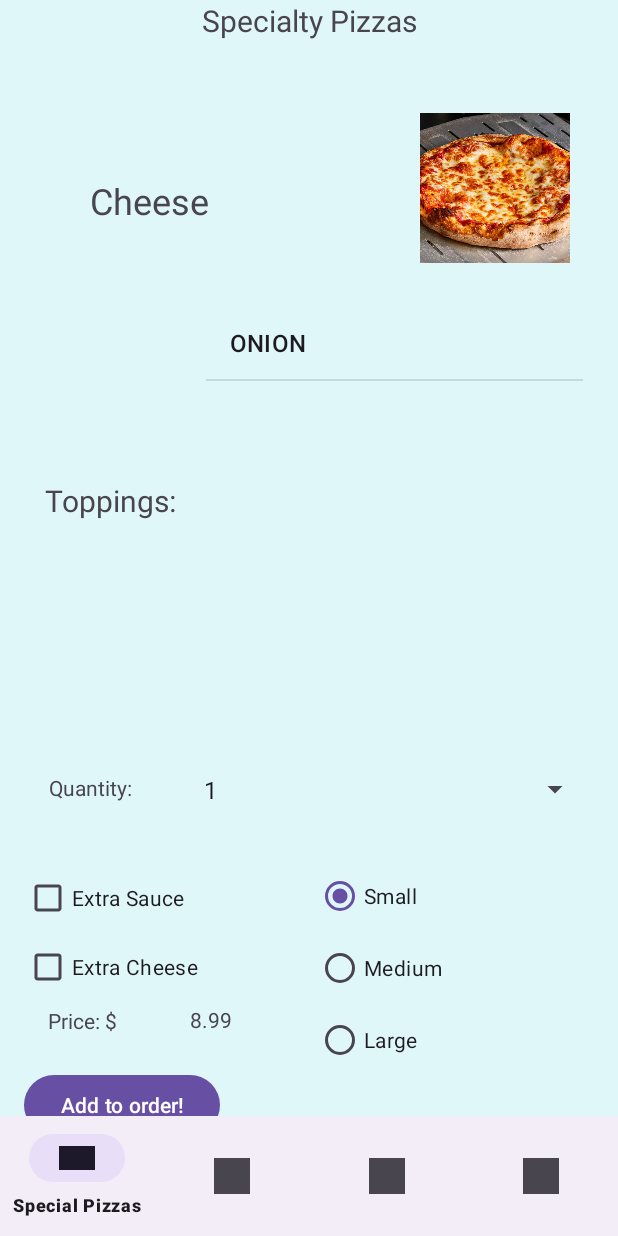
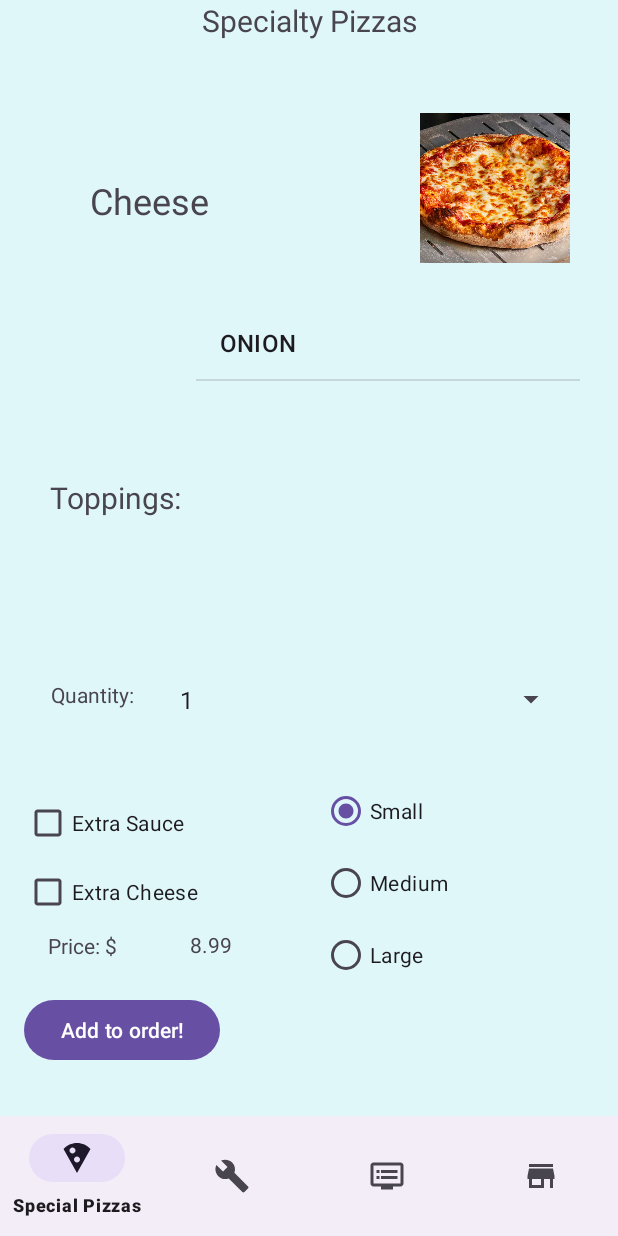
Before and after one commit to Jerlin2437/Ru-Pizzas, an Android app: the MainActivity2 screen opened directly, with no data from a screen before it, on a phone screen of 412 x 824 dp. Run offline under Robolectric (Android 15) with nearby library versions, the phone set to English and light mode, and no system bars.

Commit message:
icon photos

```diff
--- /dev/null
+++ b/app/src/main/res/drawable/baseline_build_24.xml
@@ -0,0 +1,10 @@
+<vector xmlns:android="http://schemas.android.com/apk/res/android"
+    android:width="24dp"
+    android:height="24dp"
+    android:viewportWidth="24"
+    android:viewportHeight="24"
+    android:tint="?attr/colorControlNormal">
+  <path
+      android:fillColor="@android:color/white"
+      android:pathData="M22.7,19l-9.1,-9.1c0.9,-2.3 0.4,-5 -1.5,-6.9 -2,-2 -5,-2.4 -7.4,-1.3L9,6 6,9 1.6,4.7C0.4,7.1 0.9,10.1 2.9,12.1c1.9,1.9 4.6,2.4 6.9,1.5l9.1,9.1c0.4,0.4 1,0.4 1.4,0l2.3,-2.3c0.5,-0.4 0.5,-1.1 0.1,-1.4z"/>
+</vector>
--- /dev/null
+++ b/app/src/main/res/drawable/baseline_dvr_24.xml
@@ -0,0 +1,11 @@
+<vector xmlns:android="http://schemas.android.com/apk/res/android"
+    android:width="24dp"
+    android:height="24dp"
+    android:viewportWidth="24"
+    android:viewportHeight="24"
+    android:tint="?attr/colorControlNormal"
+    android:autoMirrored="true">
+  <path
+      android:fillColor="@android:color/white"
+      android:pathData="M21,3L3,3c-1.1,0 -2,0.9 -2,2v12c0,1.1 0.9,2 2,2h5v2h8v-2h5c1.1,0 1.99,-0.9 1.99,-2L23,5c0,-1.1 -0.9,-2 -2,-2zM21,17L3,17L3,5h18v12zM19,8L8,8v2h11L19,8zM19,12L8,12v2h11v-2zM7,8L5,8v2h2L7,8zM7,12L5,12v2h2v-2z"/>
+</vector>
--- /dev/null
+++ b/app/src/main/res/drawable/baseline_local_pizza_24.xml
@@ -0,0 +1,10 @@
+<vector xmlns:android="http://schemas.android.com/apk/res/android"
+    android:width="24dp"
+    android:height="24dp"
+    android:viewportWidth="24"
+    android:viewportHeight="24"
+    android:tint="?attr/colorControlNormal">
+  <path
+      android:fillColor="@android:color/white"
+      android:pathData="M12,2C8.43,2 5.23,3.54 3.01,6L12,22l8.99,-16C18.78,3.55 15.57,2 12,2zM7,7c0,-1.1 0.9,-2 2,-2s2,0.9 2,2 -0.9,2 -2,2 -2,-0.9 -2,-2zM12,15c-1.1,0 -2,-0.9 -2,-2s0.9,-2 2,-2 2,0.9 2,2 -0.9,2 -2,2z"/>
+</vector>
--- /dev/null
+++ b/app/src/main/res/drawable/baseline_store_24.xml
@@ -0,0 +1,10 @@
+<vector xmlns:android="http://schemas.android.com/apk/res/android"
+    android:width="24dp"
+    android:height="24dp"
+    android:viewportWidth="24"
+    android:viewportHeight="24"
+    android:tint="?attr/colorControlNormal">
+  <path
+      android:fillColor="@android:color/white"
+      android:pathData="M20,4L4,4v2h16L20,4zM21,14v-2l-1,-5L4,7l-1,5v2h1v6h10v-6h4v6h2v-6h1zM12,18L6,18v-4h6v4z"/>
+</vector>
--- a/app/src/main/res/layout/recycler_view_item_special_pizza.xml
+++ b/app/src/main/res/layout/recycler_view_item_special_pizza.xml
@@ -12,7 +12,7 @@
         android:layout_width="wrap_content"
         android:layout_height="wrap_content"
         android:layout_alignParentTop="true"
-        android:layout_marginTop="515dp"
+        android:layout_marginTop="465dp"
         android:text="Extra Sauce" />
 
     <CheckBox
@@ -68,15 +68,15 @@
         android:layout_height="50dp"
         android:layout_below="@+id/pizzaPicture"
         android:layout_alignParentEnd="true"
-        android:layout_marginTop="326dp"
-        android:layout_marginEnd="2dp" />
+        android:layout_marginTop="266dp"
+        android:layout_marginEnd="18dp" />
 
     <TextView
         android:id="@+id/textView23"
-        android:layout_width="76dp"
-        android:layout_height="40dp"
+        android:layout_width="wrap_content"
+        android:layout_height="41dp"
         android:layout_below="@+id/pizzaPicture"
-        android:layout_marginTop="340dp"
+        android:layout_marginTop="278dp"
         android:layout_marginEnd="19dp"
         android:layout_toStartOf="@+id/quantitySpinner"
         android:text="Quantity: " />
@@ -99,8 +99,8 @@
         android:layout_height="161dp"
         android:layout_alignParentTop="true"
         android:layout_alignParentEnd="true"
-        android:layout_marginTop="514dp"
-        android:layout_marginEnd="55dp"
+        android:layout_marginTop="457dp"
+        android:layout_marginEnd="51dp"
         app:layout_constraintStart_toStartOf="parent">
 
         <RadioButton
@@ -125,20 +125,20 @@
 
     <ListView
         android:id="@+id/toppings"
-        android:layout_width="251dp"
-        android:layout_height="290dp"
+        android:layout_width="256dp"
+        android:layout_height="218dp"
         android:layout_alignParentTop="true"
         android:layout_alignParentEnd="true"
         android:layout_marginTop="145dp"
-        android:layout_marginEnd="7dp" />
+        android:layout_marginEnd="9dp" />
 
     <TextView
         android:id="@+id/textView17"
         android:layout_width="wrap_content"
-        android:layout_height="40dp"
+        android:layout_height="49dp"
         android:layout_below="@+id/pizzaName"
-        android:layout_marginTop="170dp"
-        android:layout_marginEnd="15dp"
+        android:layout_marginTop="168dp"
+        android:layout_marginEnd="5dp"
         android:layout_toStartOf="@+id/toppings"
         android:text="Toppings: "
         android:textSize="20sp" />
--- a/app/src/main/res/menu/bottom_navigation_menu.xml
+++ b/app/src/main/res/menu/bottom_navigation_menu.xml
@@ -4,24 +4,24 @@
     <item
         android:id="@+id/navigation_special_pizzas"
         android:title="Special Pizzas"
-        android:icon="@drawable/pepperonipizza" />
+        android:icon="@drawable/baseline_local_pizza_24" />
 
     <!-- Item for BYO Pizzas -->
     <item
         android:id="@+id/navigation_byo_pizzas"
         android:title="BYO Pizzas"
-        android:icon="@drawable/download" />
+        android:icon="@drawable/baseline_build_24" />
 
     <!-- Item for Current Order -->
     <item
         android:id="@+id/navigation_current_order"
         android:title="Current Order"
-        android:icon="@drawable/download" />
+        android:icon="@drawable/baseline_dvr_24" />
 
     <!-- Item for Store Orders -->
     <item
         android:id="@+id/navigation_store_orders"
         android:title="Store Orders"
-        android:icon="@drawable/download" />
+        android:icon="@drawable/baseline_store_24" />
 
 </menu>
```
Also changed, not shown: app/src/main/res/layout/old_special_pizza.xml (deleted, +0 -157 lines).
